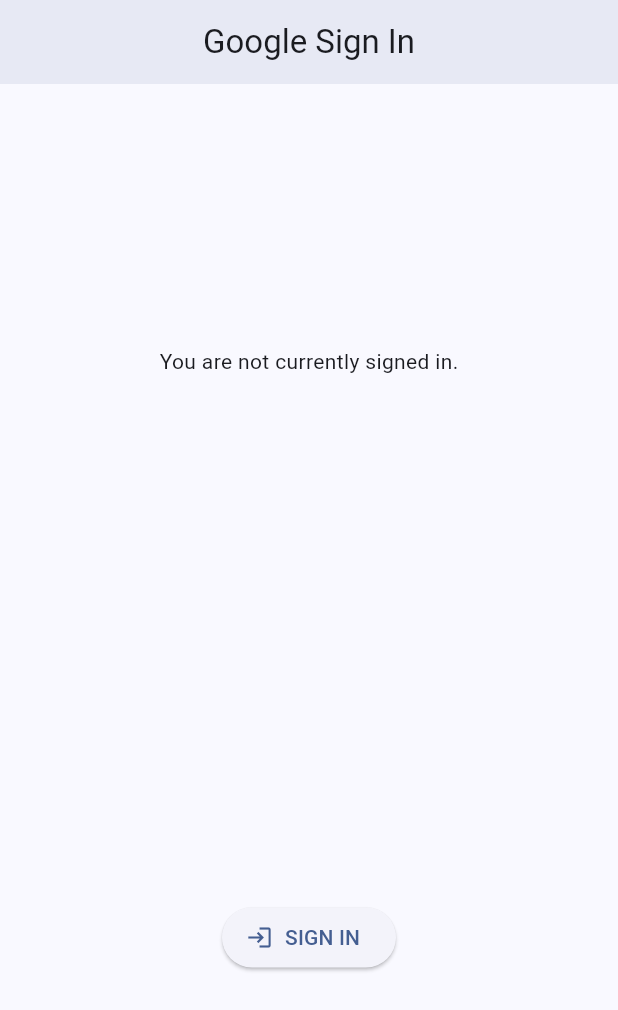
After one commit to rudsonalves/googlesign, a Flutter app: the screen it shows after launch, after a tap on "SIGN IN", on a phone screen of 412 x 824 dp. The commit adds this screen. Shown: the top 1010 px of the screen. Run offline on Flutter 3.47's test engine with Material 2 defaults, Android fonts, the phone set to English and light mode, and no system bars; our stand-ins replace google_sign_in; missing offline and left inert: google_sign_in_platform_interface, google_sign_in_web.

Commit message:
Google service is working (#1)

```diff
--- /dev/null
+++ b/lib/components/sign_in_widget.dart
@@ -0,0 +1,25 @@
+import 'package:flutter/material.dart';
+
+class SignInWidget extends StatelessWidget {
+  final void Function()? onSignIn;
+
+  const SignInWidget({
+    super.key,
+    this.onSignIn,
+  });
+
+  @override
+  Widget build(BuildContext context) {
+    return Column(
+      mainAxisAlignment: MainAxisAlignment.spaceAround,
+      children: [
+        const Text('You are not currently signed in.'),
+        ElevatedButton.icon(
+          onPressed: onSignIn,
+          icon: const Icon(Icons.login),
+          label: const Text('SIGN IN'),
+        ),
+      ],
+    );
+  }
+}
--- a/lib/main.dart
+++ b/lib/main.dart
@@ -11,16 +11,24 @@
 import 'package:flutter/material.dart';
 // import 'package:google_sign_in/google_sign_in.dart';
 
-import './pages/sign_in_demo.dart';
+// import './pages/sign_in_demo.dart';
+import 'pages/sign_in_google_page.dart';
 // import 'package:http/http.dart' as http;
 
 // import 'src/sign_in_button.dart';
 
 void main() {
   runApp(
-    const MaterialApp(
-      title: 'Google Sign In',
-      home: SignInDemo(),
+    MaterialApp(
+      theme: ThemeData(
+        useMaterial3: true,
+        appBarTheme: const AppBarTheme(
+          elevation: 5,
+          centerTitle: true,
+        ),
+        colorSchemeSeed: Colors.blueAccent,
+      ),
+      home: const SignInGooglePage(),
     ),
   );
 }
--- /dev/null
+++ b/lib/pages/sign_in_google_page.dart
@@ -0,0 +1,51 @@
+import 'dart:developer';
+
+import 'package:flutter/material.dart';
+
+import '../services/google_sign_in_service.dart';
+import '../components/sign_in_widget.dart';
+import '../components/sign_out_widget.dart';
+
+class SignInGooglePage extends StatefulWidget {
+  const SignInGooglePage({super.key});
+
+  @override
+  State<SignInGooglePage> createState() => _SignInGooglePageState();
+}
+
+class _SignInGooglePageState extends State<SignInGooglePage> {
+  late GoogleSignInService googleSignIn = GoogleSignInService();
+
+  @override
+  Widget build(BuildContext context) {
+    if (googleSignIn.isAuthorized) {
+      googleSignIn.handleSignOut();
+      log('SIGN OUT...');
+    }
+
+    return Scaffold(
+      appBar: AppBar(
+        title: const Text('Google Sign In'),
+      ),
+      body: ValueListenableBuilder(
+        builder: (BuildContext context, value, Widget? child) {
+          if (value) {
+            return Center(
+              child: SignOutWidget(
+                onSignOut: googleSignIn.handleSignOut,
+                user: googleSignIn.currentUser,
+              ),
+            );
+          } else {
+            return Center(
+              child: SignInWidget(
+                onSignIn: googleSignIn.handleSignIn,
+              ),
+            );
+          }
+        },
+        valueListenable: googleSignIn.isAuthorized$,
+      ),
+    );
+  }
+}
--- /dev/null
+++ b/lib/services/google_sign_in_service.dart
@@ -0,0 +1,97 @@
+// ignore_for_file: public_member_api_docs, sort_constructors_first
+import 'dart:async';
+// import 'dart:convert' show json;
+import 'dart:developer';
+
+import 'package:flutter/foundation.dart';
+import 'package:google_sign_in/google_sign_in.dart';
+import 'package:http/http.dart' as http;
+
+/// The scopes required by this application.
+const List<String> scopes = <String>[
+  'email',
+  'https://www.googleapis.com/auth/contacts.readonly',
+];
+
+class GoogleSignInService {
+  GoogleSignInAccount? _currentUser;
+  ValueNotifier<bool> isAuthorized$ = ValueNotifier(false);
+  final GoogleSignIn _googleSignIn = GoogleSignIn(
+    scopes: scopes,
+  );
+
+  GoogleSignInService();
+
+  Future<void> _refreshAuthorization() async {
+    GoogleSignInAccount? account = _googleSignIn.currentUser;
+    bool isAuthorized = (account != null);
+
+    if (kIsWeb && account != null) {
+      isAuthorized = await _googleSignIn.canAccessScopes(scopes);
+    }
+
+    _currentUser = account;
+    isAuthorized$.value = isAuthorized;
+
+    if (isAuthorized) {
+      _handleGetContact(account!);
+    }
+    log('isAuthorized: ${isAuthorized$.value}');
+  }
+
+  Future<void> _setConnection() async {
+    await _refreshAuthorization();
+    try {
+      await _googleSignIn.signInSilently();
+    } catch (err) {
+      log(err.toString());
+    }
+  }
+
+  bool get isAuthorized => isAuthorized$.value;
+
+  GoogleSignInAccount? get currentUser => _currentUser;
+
+  Future<void> _handleGetContact(GoogleSignInAccount user) async {
+    final http.Response response = await http.get(
+      Uri.parse('https://people.googleapis.com/v1/people/me/connections'
+          '?requestMask.includeField=person.names'),
+      headers: await user.authHeaders,
+    );
+
+    if (response.statusCode != 200) {
+      log('People API ${response.statusCode} response: ${response.body}');
+      return;
+    }
+  }
+
+  List<String> get contactsList {
+    return <String>[];
+  }
+
+  // Future<void> handleAuthorizeScopes() async {
+  //   final bool isAuthorized = await _googleSignIn.requestScopes(scopes);
+
+  //   isAuthorized$.value = isAuthorized;
+
+  //   // if (isAuthorized) {
+  //   //   _handleGetContact(_currentUser!);
+  //   // }
+  // }
+
+  Future<void> handleSignIn() async {
+    try {
+      await _googleSignIn.signIn();
+      await _setConnection();
+      log('Sign In Google.com...');
+    } catch (error) {
+      log(error.toString());
+    }
+  }
+
+  Future<void> handleSignOut() async {
+    await _googleSignIn.disconnect();
+    await _setConnection();
+    log('Sign OUT from Google.com...');
+  }
+}
```
Also changed, not shown: lib/components/sign_out_widget.dart (added, +44 -0 lines), lib/pages/sign_in_demo2.dart (deleted, +0 -107 lines), lib/services/google_sign_in.dart (deleted, +0 -143 lines).
